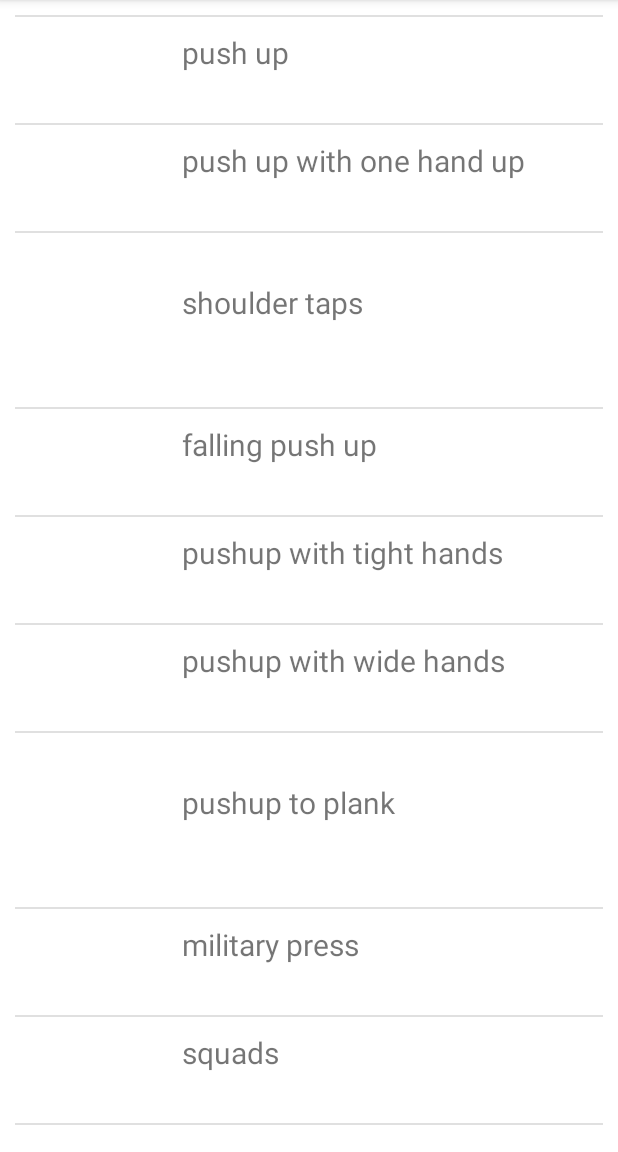
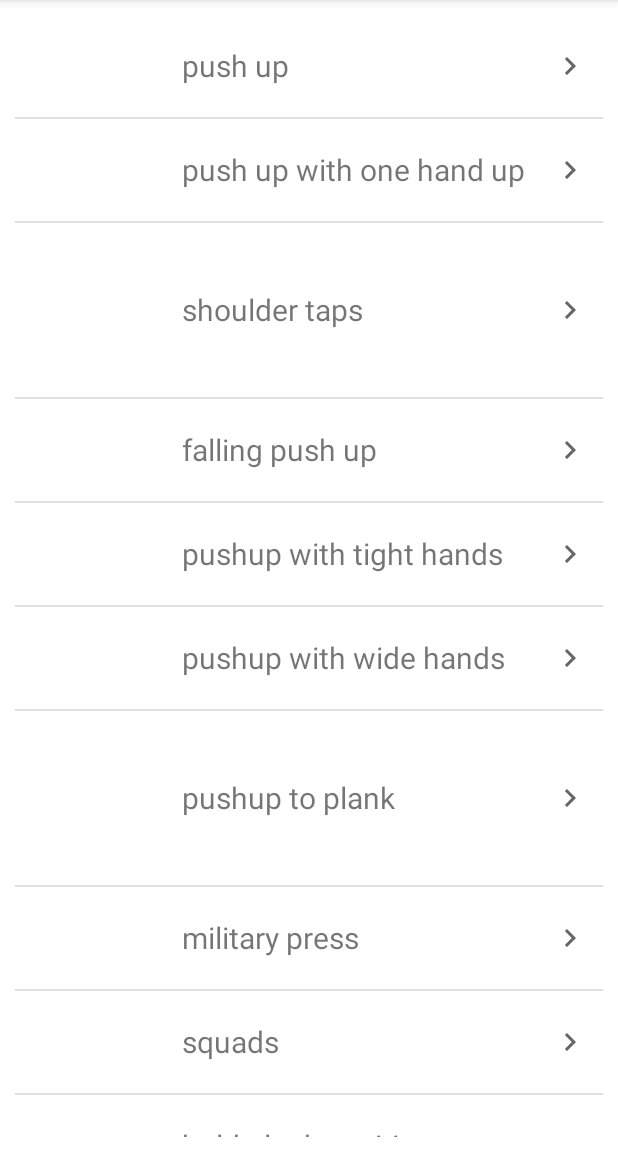
Before and after one commit to Tosaa/FurstyChristmas, an Android app: the ExerciseOverview screen opened through its navigation route, on a phone screen of 412 x 824 dp, the part 84-1236 px from its top. Run offline under Robolectric (Android 15) with nearby library versions, the phone set to English and light mode, and no system bars; our stand-ins replace Room's generated code, data binding; 1 statement that could not run was skipped.

Commit message:
improve layout

```diff
--- a/app/src/main/java/com/example/furstychrismas/screen/day/WorkoutAdapter.kt
+++ b/app/src/main/java/com/example/furstychrismas/screen/day/WorkoutAdapter.kt
@@ -14,7 +14,7 @@ class WorkoutAdapter(
 
     override fun onCreateViewHolder(parent: ViewGroup, viewType: Int): ExerciseViewHolder {
         return ExerciseViewHolder(
-            ExerciseBinding.inflate(LayoutInflater.from(parent.context))
+            ExerciseBinding.inflate(LayoutInflater.from(parent.context),parent,false)
         )
     }
 
--- a/app/src/main/java/com/example/furstychrismas/screen/day/WorkoutPreview.kt
+++ b/app/src/main/java/com/example/furstychrismas/screen/day/WorkoutPreview.kt
@@ -7,6 +7,7 @@ import android.view.ViewGroup
 import androidx.fragment.app.Fragment
 import androidx.lifecycle.observe
 import androidx.navigation.fragment.navArgs
+import androidx.recyclerview.widget.DividerItemDecoration
 import androidx.recyclerview.widget.GridLayoutManager
 import androidx.recyclerview.widget.LinearLayoutManager
 import com.example.furstychrismas.databinding.WorkoutPreviewFragmentBinding
--- a/app/src/main/java/com/example/furstychrismas/screen/exercise/ExerciseAdapter.kt
+++ b/app/src/main/java/com/example/furstychrismas/screen/exercise/ExerciseAdapter.kt
@@ -19,7 +19,7 @@ class ExerciseAdapter(
     override fun onCreateViewHolder(parent: ViewGroup, viewType: Int): ExerciseViewHolder {
         context = parent.context
         return ExerciseViewHolder(
-            ExerciseOverviewItemBinding.inflate(LayoutInflater.from(parent.context))
+            ExerciseOverviewItemBinding.inflate(LayoutInflater.from(parent.context), parent, false)
         )
     }
 
--- a/app/src/main/java/com/example/furstychrismas/screen/exercise/ExerciseOverview.kt
+++ b/app/src/main/java/com/example/furstychrismas/screen/exercise/ExerciseOverview.kt
@@ -6,9 +6,13 @@ import android.view.View
 import android.view.ViewGroup
 import androidx.fragment.app.Fragment
 import androidx.navigation.fragment.findNavController
+import androidx.recyclerview.widget.DividerItemDecoration
 import androidx.recyclerview.widget.LinearLayoutManager
+import androidx.recyclerview.widget.RecyclerView
+import com.example.furstychrismas.R
 import com.example.furstychrismas.databinding.ExerciseListFragmentBinding
 import com.example.furstychrismas.model.Exercise
+import kotlinx.android.synthetic.main.exercise.view.*
 
 class ExerciseOverview : Fragment() {
 
@@ -20,10 +24,17 @@ class ExerciseOverview : Fragment() {
         savedInstanceState: Bundle?
     ): View? {
         binding = ExerciseListFragmentBinding.inflate(inflater, container, false)
-        binding.exerciseList.layoutManager = LinearLayoutManager(requireContext())
-        binding.exerciseList.adapter =
-            ExerciseAdapter(Exercise.values().asList(), findNavController())
+        binding.exerciseList.apply {
 
+            layoutManager = LinearLayoutManager(requireContext())
+            adapter = ExerciseAdapter(Exercise.values().asList(), findNavController())
+            addItemDecoration(
+                DividerItemDecoration(
+                    requireContext(),
+                    DividerItemDecoration.VERTICAL
+                )
+            )
+        }
         return binding.root
     }
 }
--- /dev/null
+++ b/app/src/main/res/drawable/divider_horizontal.xml
@@ -0,0 +1,5 @@
+<?xml version="1.0" encoding="utf-8"?>
+<shape xmlns:android="http://schemas.android.com/apk/res/android" >
+    <size android:height="1dp"/>
+    <solid android:color="@color/colorPrimary"/>
+</shape>
--- /dev/null
+++ b/app/src/main/res/drawable/ic_baseline_keyboard_arrow_right_24.xml
@@ -0,0 +1,10 @@
+<vector xmlns:android="http://schemas.android.com/apk/res/android"
+    android:width="24dp"
+    android:height="24dp"
+    android:viewportWidth="24"
+    android:viewportHeight="24"
+    android:tint="?attr/colorControlNormal">
+  <path
+      android:fillColor="@android:color/white"
+      android:pathData="M8.59,16.59L13.17,12 8.59,7.41 10,6l6,6 -6,6 -1.41,-1.41z"/>
+</vector>
--- /dev/null
+++ b/app/src/main/res/layout/divider_horizontal.xml
@@ -0,0 +1,4 @@
+<?xml version="1.0" encoding="utf-8"?>
+<view xmlns:android="http://schemas.android.com/apk/res/android"
+    android:layout_width="match_parent"
+    android:layout_height="1dp" />
--- a/app/src/main/res/layout/exercise.xml
+++ b/app/src/main/res/layout/exercise.xml
@@ -12,13 +12,14 @@
 
     <LinearLayout
         android:layout_width="match_parent"
-        android:layout_height="wrap_content"
-        android:paddingVertical="2dp">
+        android:layout_height="wrap_content">
 
         <com.google.android.material.card.MaterialCardView
             style="@style/ExerciseCard"
             android:layout_width="match_parent"
-            android:layout_height="wrap_content">
+            android:layout_height="wrap_content"
+            android:layout_margin="4dp"
+            app:cardElevation="4dp">
 
             <LinearLayout
                 android:layout_width="match_parent"
@@ -51,19 +52,19 @@
                 <TextView
                     android:layout_width="120dp"
                     android:layout_height="wrap_content"
-                    android:textStyle="bold"
-                    android:text="@{drill.exercise.exerciseName}"
                     android:layout_gravity="center_vertical"
                     android:maxLines="2"
+                    android:text="@{drill.exercise.exerciseName}"
+                    android:textStyle="bold"
                     tools:text="Lunges with Arm Rotation" />
 
                 <TextView
                     android:id="@+id/break_time"
                     android:layout_width="100dp"
                     android:layout_height="wrap_content"
+                    android:layout_gravity="center_vertical"
                     android:lines="1"
                     android:text="@{drill.breakTime.formatedString()}"
-                    android:layout_gravity="center_vertical"
                     tools:text="30 seconds" />
 
             </LinearLayout>
--- a/app/src/main/res/layout/exercise_overview_item.xml
+++ b/app/src/main/res/layout/exercise_overview_item.xml
@@ -1,5 +1,7 @@
 <?xml version="1.0" encoding="utf-8"?>
-<layout xmlns:android="http://schemas.android.com/apk/res/android">
+<layout xmlns:android="http://schemas.android.com/apk/res/android"
+    xmlns:app="http://schemas.android.com/apk/res-auto"
+    xmlns:tools="http://schemas.android.com/tools">
 
     <data>
 
@@ -7,14 +9,8 @@
 
     <LinearLayout
         android:layout_width="match_parent"
-        android:layout_height="match_parent"
+        android:layout_height="wrap_content"
         android:orientation="vertical">
-
-        <View
-            android:id="@+id/divider2"
-            android:layout_width="match_parent"
-            android:layout_height="1dp"
-            android:background="?android:attr/listDivider" />
 
         <LinearLayout
             android:id="@+id/item"
@@ -27,16 +23,27 @@
             <androidx.recyclerview.widget.RecyclerView
                 android:id="@+id/muscle_icons"
                 android:layout_width="wrap_content"
-                android:layout_height="wrap_content" />
+                android:layout_height="wrap_content"
+                tools:itemCount="4"
+                tools:listitem="@layout/muscle_icon"
+                />
 
             <TextView
                 android:id="@+id/exercise_name"
-                android:layout_width="match_parent"
+                android:layout_width="wrap_content"
                 android:layout_height="wrap_content"
+                android:layout_gravity="center_vertical"
                 android:layout_marginLeft="5dp"
+                android:maxLines="2"
+                android:textSize="20dp"
+                android:layout_weight="1"
+                tools:text="Exercise" />
+
+            <ImageView
+                android:layout_width="wrap_content"
+                android:layout_height="wrap_content"
                 android:layout_gravity="center_vertical"
-                android:lines="2"
-                android:textSize="20dp" />
+                android:src="@drawable/ic_baseline_keyboard_arrow_right_24" />
         </LinearLayout>
     </LinearLayout>
 </layout>
```
